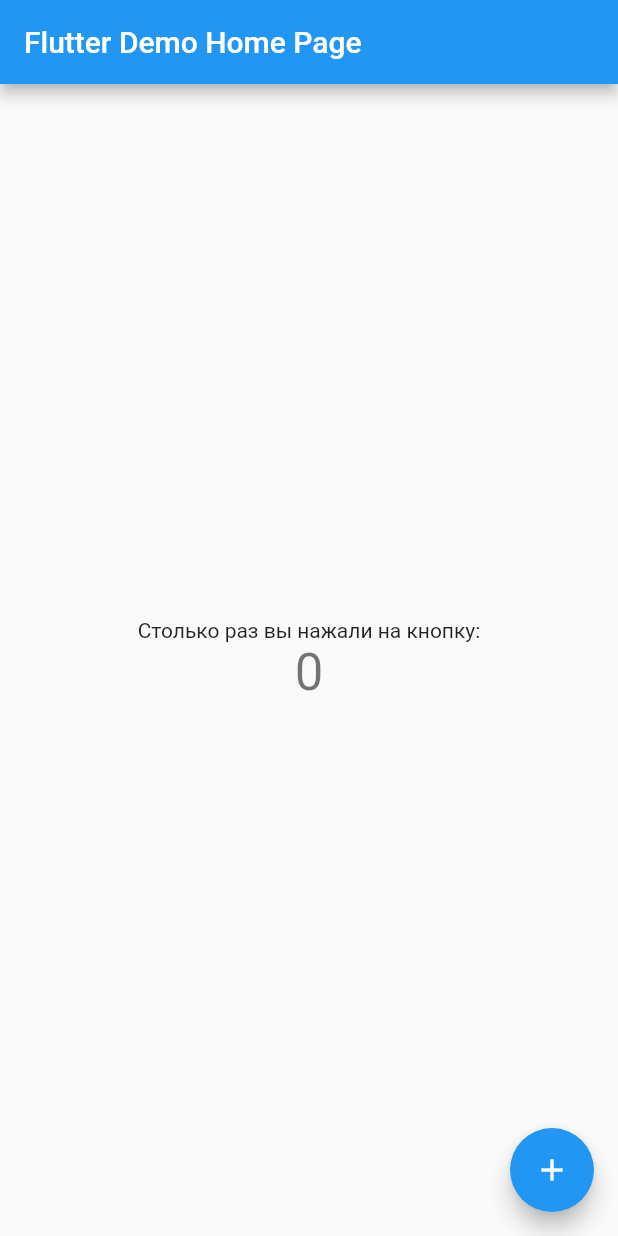
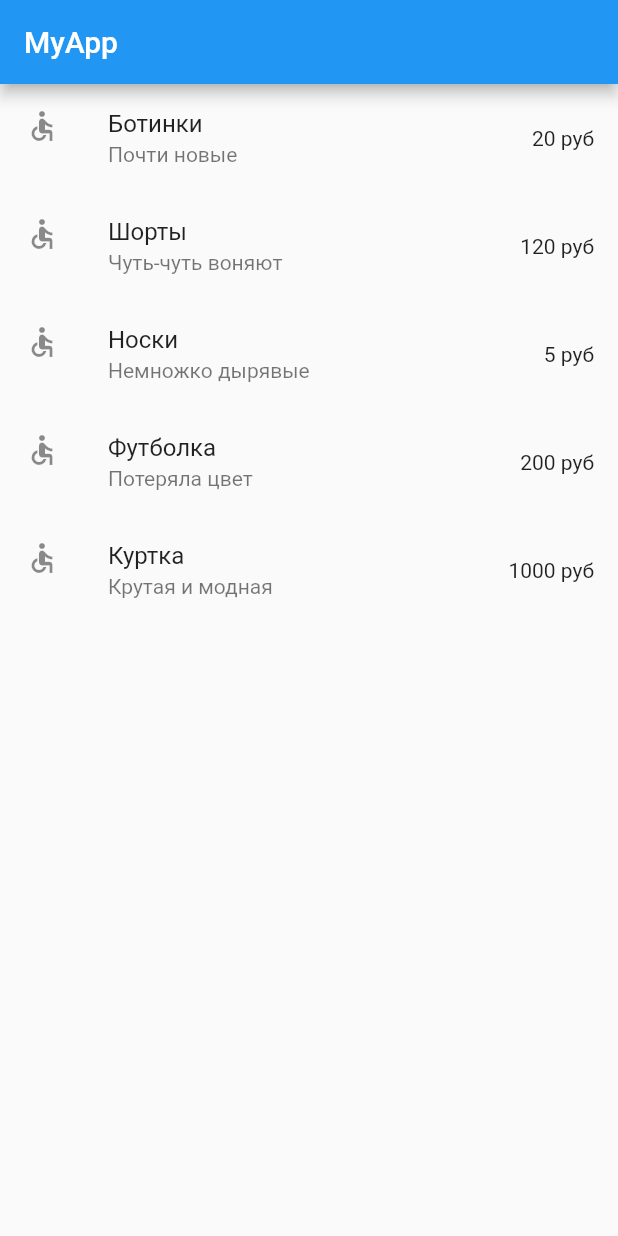
Before and after one commit to Okhapkina1/Online_shop, a Flutter app: the screen it shows after launch, on a phone screen of 412 x 824 dp. Run offline on Flutter 3.47's test engine with Material 2 defaults, Android fonts, the phone set to English and light mode, and no system bars.

Commit message:
добавлены новые файлы

```diff
--- a/lib/main.dart
+++ b/lib/main.dart
@@ -1,4 +1,5 @@
 import 'package:flutter/material.dart';
+import 'package:online_shop/screens/products.dart';
 
 void main() {
   runApp(MyApp());
@@ -26,7 +27,7 @@ class MyApp extends StatelessWidget {
         // closer together (more dense) than on mobile platforms.
         visualDensity: VisualDensity.adaptivePlatformDensity,
       ),
-      home: MyHomePage(title: 'Flutter Demo Home Page'),
+      home: MyHomePage(title: 'MyApp'),
     );
   }
 }
@@ -34,14 +35,6 @@ class MyApp extends StatelessWidget {
 class MyHomePage extends StatefulWidget {
   MyHomePage({Key key, this.title}) : super(key: key);
 
-  // This widget is the home page of your application. It is stateful, meaning
-  // that it has a State object (defined below) that contains fields that affect
-  // how it looks.
-
-  // This class is the configuration for the state. It holds the values (in this
-  // case the title) provided by the parent (in this case the App widget) and
-  // used by the build method of the State. Fields in a Widget subclass are
-  // always marked "final".
 
   final String title;
 
@@ -50,68 +43,16 @@ class MyHomePage extends StatefulWidget {
 }
 
 class _MyHomePageState extends State<MyHomePage> {
-  int _counter = 0;
-
-  void _incrementCounter() {
-    setState(() {
-      // This call to setState tells the Flutter framework that something has
-      // changed in this State, which causes it to rerun the build method below
-      // so that the display can reflect the updated values. If we changed
-      // _counter without calling setState(), then the build method would not be
-      // called again, and so nothing would appear to happen.
-      _counter++;
-    });
-  }
 
   @override
   Widget build(BuildContext context) {
-    // This method is rerun every time setState is called, for instance as done
-    // by the _incrementCounter method above.
-    //
-    // The Flutter framework has been optimized to make rerunning build methods
-    // fast, so that you can just rebuild anything that needs updating rather
-    // than having to individually change instances of widgets.
+
     return Scaffold(
       appBar: AppBar(
-        // Here we take the value from the MyHomePage object that was created by
-        // the App.build method, and use it to set our appbar title.
+
         title: Text(widget.title),
       ),
-      body: Center(
-        // Center is a layout widget. It takes a single child and positions it
-        // in the middle of the parent.
-        child: Column(
-          // Column is also a layout widget. It takes a list of children and
-          // arranges them vertically. By default, it sizes itself to fit its
-          // children horizontally, and tries to be as tall as its parent.
-          //
-          // Invoke "debug painting" (press "p" in the console, choose the
-          // "Toggle Debug Paint" action from the Flutter Inspector in Android
-          // Studio, or the "Toggle Debug Paint" command in Visual Studio Code)
-          // to see the wireframe for each widget.
-          //
-          // Column has various properties to control how it sizes itself and
-          // how it positions its children. Here we use mainAxisAlignment to
-          // center the children vertically; the main axis here is the vertical
-          // axis because Columns are vertical (the cross axis would be
-          // horizontal).
-          mainAxisAlignment: MainAxisAlignment.center,
-          children: <Widget>[
-            Text(
-              'Столько раз вы нажали на кнопку:',
-            ),
-            Text(
-              '$_counter',
-              style: Theme.of(context).textTheme.headline4,
-            ),
-          ],
-        ),
-      ),
-      floatingActionButton: FloatingActionButton(
-        onPressed: _incrementCounter,
-        tooltip: 'Increment',
-        child: Icon(Icons.add),
-      ), // This trailing comma makes auto-formatting nicer for build methods.
+      body: ProductsScreen()
     );
   }
 }
--- /dev/null
+++ b/lib/models/productModel.dart
@@ -0,0 +1,8 @@
+class ProductModel{
+  final String title;
+  final String subtitle;
+  final String prise;
+
+  ProductModel(this.title, this.subtitle, this.prise);
+
+}
--- /dev/null
+++ b/lib/screens/products.dart
@@ -0,0 +1,46 @@
+import 'package:flutter/cupertino.dart';
+import 'package:flutter/material.dart';
+import 'package:online_shop/models/productModel.dart';
+import 'package:online_shop/screens/detailScreen.dart';
+
+class ProductsScreen extends StatefulWidget {
+  ProductsScreen() : super();
+
+  @override
+  _ProductsScreenState createState() => _ProductsScreenState();
+}
+
+class _ProductsScreenState extends State<ProductsScreen> {
+  List<ProductModel> models = new List<ProductModel>();
+
+  @override
+  void initState() {
+    models.add(new ProductModel("Ботинки", "Почти новые", "20 руб"));
+    models.add(new ProductModel("Шорты", "Чуть-чуть воняют", "120 руб"));
+    models.add(new ProductModel("Носки", "Немножко дырявые", "5 руб"));
+    models.add(new ProductModel("Футболка", "Потеряла цвет", "200 руб"));
+    models.add(new ProductModel("Куртка", "Крутая и модная", "1000 руб"));
+
+    super.initState();
+  }
+
+  @override
+  Widget build(BuildContext context) {
+    return Scaffold(
+      body: ListView.builder(
+          itemCount: models.length,
+          itemBuilder: (BuildContext context, int index){
+            return ListTile(
+              title: Text(models[index].title),
+              leading: Icon(Icons.accessible),
+              subtitle: Text(models[index].subtitle),
+              trailing: Text(models[index].prise),
+              onTap: () {
+                Navigator.of(context).push(CupertinoPageRoute(
+                    builder: (context) => DetailScreen(models[index])));
+              });
+          }
+      )
+    );
+  }
+}
```
Also changed, not shown: lib/screens/detailScreen.dart (added, +35 -0 lines), pubspec.lock.
